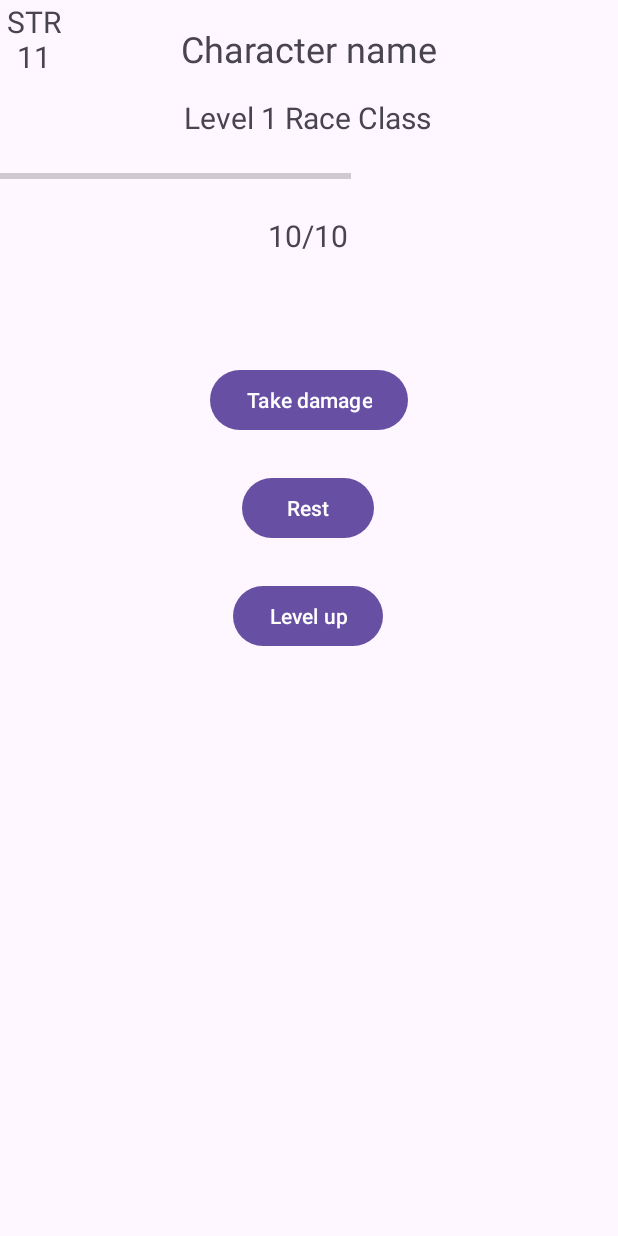
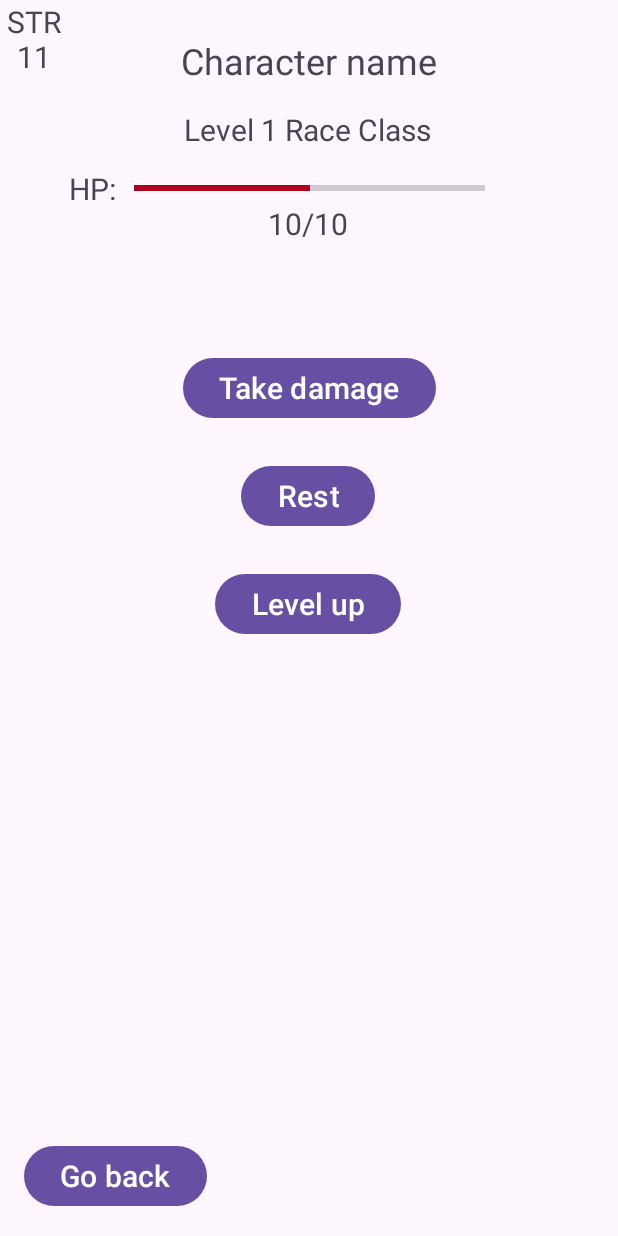
Before and after one commit to anonymotter/CnC, an Android app: the layout activity_char_sheet.xml on its own in the app's theme, with its tools: preview values and no code run, on a phone screen of 412 x 824 dp. Run offline under Robolectric (Android 15) with nearby library versions, the phone set to English and light mode, and no system bars.

Commit message:
More layout work all over

```diff
--- a/app/build.gradle
+++ b/app/build.gradle
@@ -46,6 +46,7 @@ dependencies {
     testImplementation 'junit:junit:4.13.2'
     androidTestImplementation 'androidx.test.ext:junit:1.1.5'
     androidTestImplementation 'androidx.test.espresso:espresso-core:3.5.1'
+    androidTestImplementation 'org.junit.jupiter:junit-jupiter:5.8.1'
 
     def room_version = "2.4.2"
     implementation "androidx.room:room-runtime:$room_version"
--- a/app/src/main/java/com/example/cnc/db/CncDao.java
+++ b/app/src/main/java/com/example/cnc/db/CncDao.java
@@ -30,7 +30,7 @@ public interface CncDao {
   @Query("SELECT * FROM " + CncDatabase.CHAR_TABLE + " WHERE charId = :charId")
   List<PlayerChar> getCharById(int charId);
 
-  @Query("SELECT * FROM " + CncDatabase.CHAR_TABLE + " WHERE userId = :userId")
+  @Query("SELECT * FROM " + CncDatabase.CHAR_TABLE + " WHERE ownerId = :userId")
   List<PlayerChar> getCharsByUserId(int userId);
 
 
@@ -51,10 +51,10 @@ public interface CncDao {
   @Query("SELECT * FROM " + CncDatabase.USER_TABLE + " WHERE userId = :userId")
   List<User> getUserById(int userId);
 
-  @Query("SELECT * FROM " + CncDatabase.USER_TABLE + " WHERE name = :username")
+  @Query("SELECT * FROM " + CncDatabase.USER_TABLE + " WHERE username = :username")
   List<User> getUserByName(String username);
 
-  @Query("SELECT * FROM " + CncDatabase.USER_TABLE + " WHERE name = :username AND description = :password")
+  @Query("SELECT * FROM " + CncDatabase.USER_TABLE + " WHERE username = :username AND password = :password")
   List<User> getUserByNameAndPassword(String username, String password);
 
   @Query("SELECT * FROM " + CncDatabase.USER_TABLE + " WHERE userId = :userId AND isDm = 1")
--- a/app/src/main/java/com/example/cnc/enums/CharClass.java
+++ b/app/src/main/java/com/example/cnc/enums/CharClass.java
@@ -27,6 +27,11 @@ public enum CharClass {
     return null;
   }
 
+  @Override
+  public String toString() {
+    return name;
+  }
+
   public int getId() {
     return id;
   }
--- a/app/src/main/java/com/example/cnc/enums/CharRace.java
+++ b/app/src/main/java/com/example/cnc/enums/CharRace.java
@@ -25,6 +25,11 @@ public enum CharRace {
     return null;
   }
 
+  @Override
+  public String toString() {
+    return name;
+  }
+
   public int getId() {
     return id;
   }
--- a/app/src/main/res/layout/activity_char_sheet.xml
+++ b/app/src/main/res/layout/activity_char_sheet.xml
@@ -10,7 +10,7 @@
         android:id="@+id/charNameLabel"
         android:layout_width="wrap_content"
         android:layout_height="wrap_content"
-        android:layout_marginTop="16dp"
+        android:layout_marginTop="24dp"
         android:textSize="24sp"
         app:layout_constraintEnd_toEndOf="parent"
         app:layout_constraintStart_toStartOf="parent"
@@ -43,33 +43,36 @@
         android:id="@+id/hpLabel"
         android:layout_width="wrap_content"
         android:layout_height="wrap_content"
-        android:layout_marginTop="106dp"
+        android:layout_marginTop="12dp"
         android:layout_marginEnd="12dp"
         android:text="@string/hp"
-        android:textSize="16sp"
-        app:layout_constraintEnd_toStartOf="@+id/progressBar"
-        app:layout_constraintTop_toTopOf="parent" />
+        android:textSize="20sp"
+        app:layout_constraintEnd_toStartOf="@+id/hpBar"
+        app:layout_constraintTop_toBottomOf="@+id/levelRaceClassLabel" />
 
     <TextView
-        android:id="@+id/hpLabel2"
+        android:id="@+id/hpNumber"
         android:layout_width="wrap_content"
         android:layout_height="wrap_content"
-        android:layout_marginTop="16dp"
         android:textSize="20sp"
         app:layout_constraintEnd_toEndOf="parent"
         app:layout_constraintHorizontal_bias="0.498"
         app:layout_constraintStart_toStartOf="parent"
-        app:layout_constraintTop_toBottomOf="@+id/progressBar"
+        app:layout_constraintTop_toBottomOf="@+id/hpBar"
         tools:text="10/10" />
 
     <ProgressBar
-        android:id="@+id/progressBar"
+        android:id="@+id/hpBar"
         style="?android:attr/progressBarStyleHorizontal"
         android:layout_width="234dp"
         android:layout_height="19dp"
         android:layout_marginTop="16dp"
-        app:layout_constraintTop_toBottomOf="@+id/levelRaceClassLabel"
-        tools:layout_editor_absoluteX="88dp" />
+        android:max="10"
+        android:progress="5"
+        android:progressTint="@color/design_default_color_error"
+        app:layout_constraintEnd_toEndOf="parent"
+        app:layout_constraintStart_toStartOf="parent"
+        app:layout_constraintTop_toBottomOf="@+id/levelRaceClassLabel" />
 
     <Button
         android:id="@+id/takeDamageButton"
@@ -77,9 +80,10 @@
         android:layout_height="wrap_content"
         android:layout_marginTop="72dp"
         android:text="@string/takeDamage"
+        android:textSize="20sp"
         app:layout_constraintEnd_toEndOf="parent"
         app:layout_constraintStart_toStartOf="parent"
-        app:layout_constraintTop_toBottomOf="@+id/hpLabel2" />
+        app:layout_constraintTop_toBottomOf="@+id/hpNumber" />
 
     <Button
         android:id="@+id/restButton"
@@ -87,19 +91,32 @@
         android:layout_height="wrap_content"
         android:layout_marginTop="24dp"
         android:text="@string/rest"
+        android:textSize="20sp"
         app:layout_constraintEnd_toEndOf="parent"
         app:layout_constraintHorizontal_bias="0.498"
         app:layout_constraintStart_toStartOf="parent"
         app:layout_constraintTop_toBottomOf="@+id/takeDamageButton" />
 
     <Button
-        android:id="@+id/restButton2"
+        android:id="@+id/levelUpButton"
         android:layout_width="wrap_content"
         android:layout_height="wrap_content"
         android:layout_marginTop="24dp"
         android:text="@string/levelUp"
+        android:textSize="20sp"
         app:layout_constraintEnd_toEndOf="parent"
         app:layout_constraintHorizontal_bias="0.498"
         app:layout_constraintStart_toStartOf="parent"
         app:layout_constraintTop_toBottomOf="@+id/restButton" />
+
+    <Button
+        android:id="@+id/backButton"
+        android:layout_width="wrap_content"
+        android:layout_height="wrap_content"
+        android:layout_marginStart="16dp"
+        android:layout_marginBottom="16dp"
+        android:text="@string/goBack"
+        android:textSize="20sp"
+        app:layout_constraintBottom_toBottomOf="parent"
+        app:layout_constraintStart_toStartOf="parent" />
 </androidx.constraintlayout.widget.ConstraintLayout>
--- a/app/src/main/res/values/strings.xml
+++ b/app/src/main/res/values/strings.xml
@@ -27,6 +27,8 @@
     <string name="chaColon">CHA:</string>
     <string name="raceColon">Race:</string>
     <string name="classColon">Class:</string>
+    <string name="back">Back</string>
+    <string name="goBack">Go back</string>
     <string-array name="racesArray">
         <item>Human</item>
         <item>Dwarf</item>
```
Also changed, not shown: app/src/main/java/com/example/cnc/CharCreateActivity.java (+31 -12 lines), app/src/main/java/com/example/cnc/CharListActivity.java (+11 -2 lines), app/src/main/java/com/example/cnc/CharSheetActivity.java (+53 -1 lines), app/src/main/java/com/example/cnc/Statics.java (+15 -0 lines), app/src/main/java/com/example/cnc/db/Campaign.java (+9 -7 lines), app/src/main/java/com/example/cnc/db/PlayerChar.java (+25 -11 lines), app/src/main/java/com/example/cnc/recyclerview/CharAdapter.java (+12 -4 lines), app/src/main/res/layout/list_item.xml (+11 -5 lines), 2 other files.
